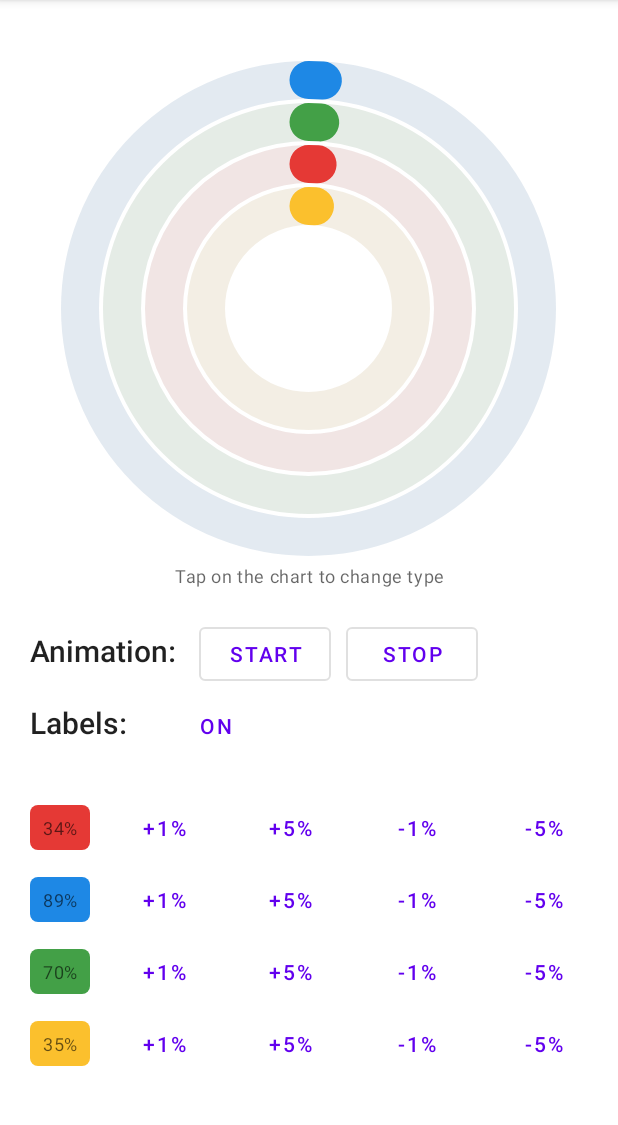
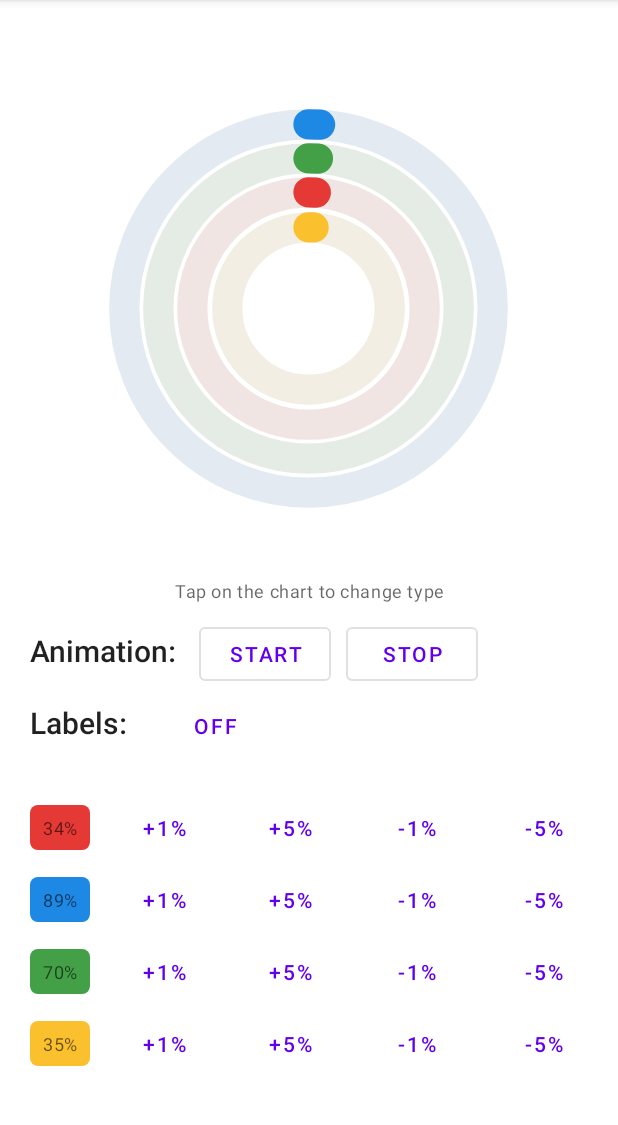
Before and after one commit to Taosif7/RingChartLib, an Android app: the screen it shows after launch (MainActivity), on a phone screen of 412 x 824 dp, the part 84-1209 px from its top. Run offline under Robolectric (Android 15) with nearby library versions, the phone set to English and light mode, and no system bars.

```diff
--- a/app/src/main/res/layout/activity_main.xml
+++ b/app/src/main/res/layout/activity_main.xml
@@ -14,22 +14,21 @@
         <ViewSwitcher
             android:id="@+id/chart_holder"
             android:layout_width="match_parent"
+            android:padding="40dp"
             android:layout_height="wrap_content"
             android:layout_alignParentTop="true">
 
             <com.taosif7.android.ringchartlib.RingChart
                 android:id="@+id/Chart_concentric"
                 android:layout_width="match_parent"
-                android:layout_height="400dp"
+                android:layout_height="wrap_content"
                 android:visibility="gone"
                 app:RingChartSecondaryColor="@color/colorUnselected" />
 
             <com.taosif7.android.ringchartlib.RingChart
                 android:id="@+id/Chart_overlap"
                 android:layout_width="match_parent"
-                android:layout_height="400dp"
-                android:scaleX="0.9"
-                android:scaleY="0.9"
+                android:layout_height="wrap_content"
                 android:visibility="gone"
                 app:RingChartSecondaryColor="@color/colorUnselected" />
 
@@ -39,8 +38,8 @@
             android:layout_width="match_parent"
             android:layout_height="wrap_content"
             android:layout_alignBottom="@id/chart_holder"
-            android:layout_marginBottom="20dp"
-            android:gravity="center"
+            android:layout_marginBottom="10dp"
+            android:gravity="center_horizontal"
             android:text="Tap on the chart to change type"
             android:textAppearance="@style/TextAppearance.MaterialComponents.Caption" />
 
@@ -97,8 +96,7 @@
                 android:id="@+id/toggle_labels"
                 style="@style/Widget.MaterialComponents.Button.OutlinedButton"
                 android:layout_width="wrap_content"
-                android:layout_height="wrap_content"
-                android:checked="true" />
+                android:layout_height="wrap_content" />
 
         </LinearLayout>
 
```
Also changed, not shown: 5 other files.
